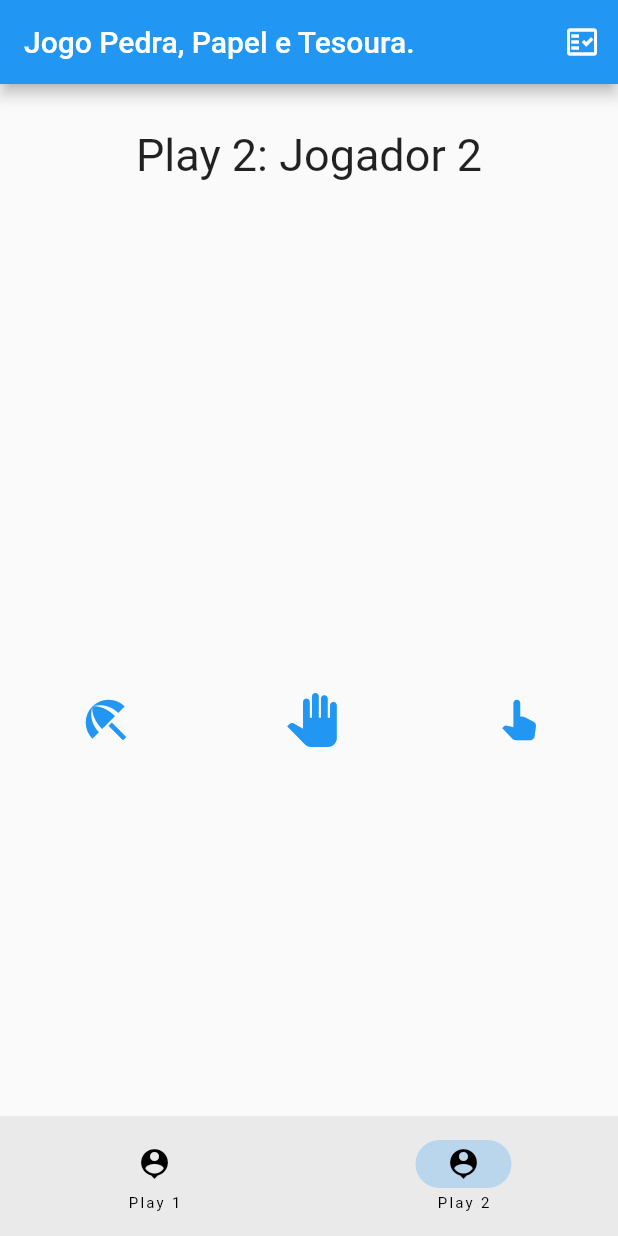
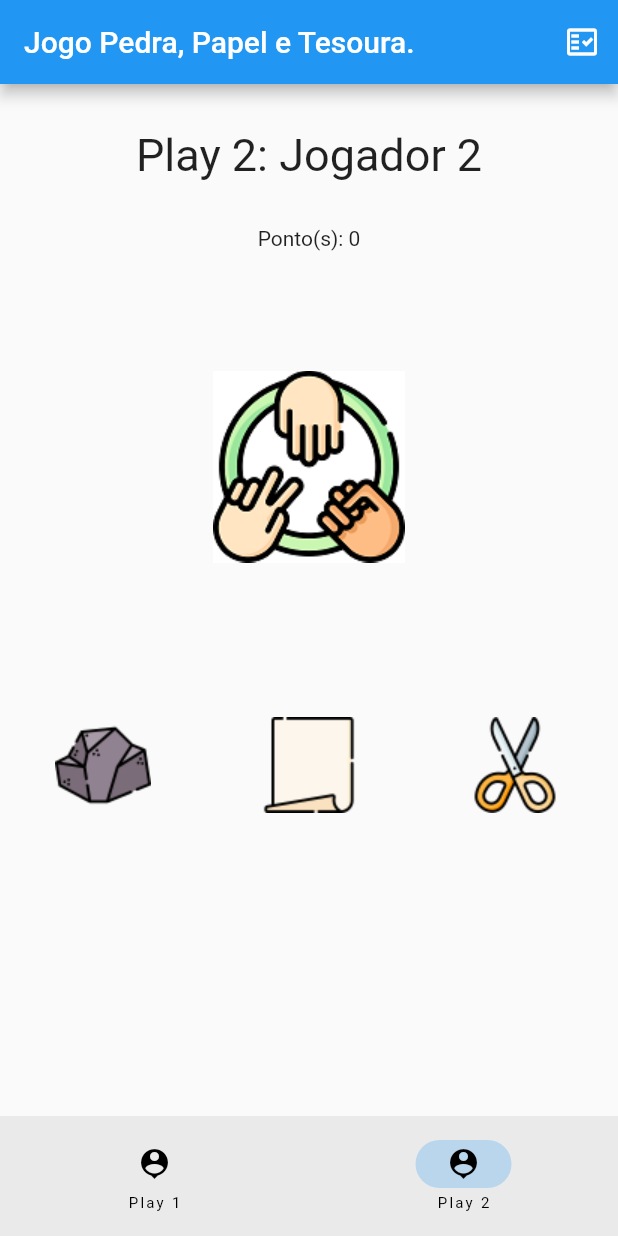
Before and after one commit to stefano2007/JogoPedraPapelTesouraFlutter, a Flutter app: the screen it shows after launch, swiped to page 2, on a phone screen of 412 x 824 dp. Run offline on Flutter 3.47's test engine with Material 2 defaults, Android fonts, the phone set to English and light mode, and no system bars.

```diff
--- /dev/null
+++ b/lib/config.dart
@@ -0,0 +1,5 @@
+const imagemPedra = 'images/pedra.png';
+const imagemPapel = 'images/papel.png';
+const imagemTesoura = 'images/tesoura.png';
+
+const imagemLogoJogo = 'images/logo-jogo.png';
--- a/lib/views/JogoPage.dart
+++ b/lib/views/JogoPage.dart
@@ -1,3 +1,4 @@
+import 'package:contador/config.dart';
 import 'package:contador/models/Jogado.dart';
 import 'package:flutter/material.dart';
 import 'package:provider/provider.dart';
@@ -42,16 +43,16 @@ class _JogoPageState extends State<JogoPage> {
     );
   }
 
-  IconData? ResouverIcone(OpcoesGame? opcao) {
+  Image? ResouverIcone(OpcoesGame? opcao) {
     debugPrint('opcao ${opcao}');
 
     if (opcao == null) return null;
 
-    if (opcao == OpcoesGame.Pedra) return Icons.beach_access;
+    if (opcao == OpcoesGame.Pedra) return Image.asset(imagemPedra);
 
-    if (opcao == OpcoesGame.Papel) return Icons.pan_tool;
+    if (opcao == OpcoesGame.Papel) return Image.asset(imagemPapel);
 
-    if (opcao == OpcoesGame.Tesoura) return Icons.pan_tool_alt;
+    if (opcao == OpcoesGame.Tesoura) return Image.asset(imagemTesoura);
   }
 
   @override
@@ -61,7 +62,9 @@ class _JogoPageState extends State<JogoPage> {
         title: const Text('Jogo Pedra, Papel e Tesoura.'),
         actions: [
           IconButton(
-            onPressed: () => { },
+            onPressed: () => {
+
+            },
             icon: const Icon(Icons.fact_check_outlined),
           ),
         ],
@@ -71,8 +74,8 @@ class _JogoPageState extends State<JogoPage> {
         onPageChanged: updatePage,
         children: [
           Consumer<JogoController>(
-            builder: (context, controller, _) {
-              final jogador1 = controller.jogado1;
+            builder: (context, jogoController, _) {
+              final jogador1 = jogoController.jogado1;
 
               if (jogador1 == null) {
                 return const Center(
@@ -89,14 +92,11 @@ class _JogoPageState extends State<JogoPage> {
                       style: TextStyle(fontSize: 30),
                     ),
                   ),
+                  Text("Ponto(s): ${jogador1.score}"),
                   Padding(
                     padding: EdgeInsets.symmetric(vertical: 80),
                     child: Column(children: [
-                      Icon(
-                        ResouverIcone(jogador1.opcao),
-                        color: Colors.black,
-                        size: 120.0,
-                      ),
+                      ResouverIcone(jogador1.opcao) ?? Image.asset(imagemLogoJogo),
                       Text("${jogador1.opcao ?? ''}",
                         style: TextStyle(fontSize: 20.0),
                       )
@@ -105,42 +105,31 @@ class _JogoPageState extends State<JogoPage> {
                   Row(
                     mainAxisAlignment: MainAxisAlignment.spaceAround,
                     children: <Widget>[
-                      IconButton(
-                        icon: const Icon(
-                          Icons.beach_access,
-                          color: Colors.blue,
-                          size: 36.0,
-                          semanticLabel:
-                              'Text to announce in accessibility modes',
-                        ),
-                        onPressed: () => {
+                      GestureDetector(
+                        child: Image.asset(imagemPedra),
+                        onTap: () => {
                           setState(() {
                             jogador1.setJogada(OpcoesGame.Pedra);
                           }),
+                          changePage(1),
                         },
                       ),
-                      IconButton(
-                        icon: const Icon(
-                          Icons.pan_tool,
-                          color: Colors.blue,
-                          size: 36.0,
-                        ),
-                        onPressed: () => {
+                      GestureDetector(
+                        child: Image.asset(imagemPapel),
+                        onTap: () => {
                           setState(() {
                             jogador1.setJogada(OpcoesGame.Papel);
                           }),
+                          changePage(1),
                         },
                       ),
-                      IconButton(
-                        icon: const Icon(
-                          Icons.pan_tool_alt,
-                          color: Colors.blue,
-                          size: 36.0,
-                        ),
-                        onPressed: () => {
+                      GestureDetector(
+                        child: Image.asset(imagemTesoura),
+                        onTap: () => {
                           setState(() {
                             jogador1.setJogada(OpcoesGame.Tesoura);
                           }),
+                          changePage(1),
                         },
                       ),
                     ],
@@ -150,8 +139,8 @@ class _JogoPageState extends State<JogoPage> {
             },
           ),
           Consumer<JogoController>(
-            builder: (context, controller, _) {
-              final jogador2 = controller.jogado2;
+            builder: (context, jogoController, _) {
+              final jogador2 = jogoController.jogado2;
 
               if (jogador2 == null) {
                 return const Center(
@@ -168,14 +157,11 @@ class _JogoPageState extends State<JogoPage> {
                       style: TextStyle(fontSize: 30),
                     ),
                   ),
+                  Text("Ponto(s): ${jogador2.score}"),
                   Padding(
                       padding: EdgeInsets.symmetric(vertical: 80),
                       child: Column(children: [
-                        Icon(
-                          ResouverIcone(jogador2.opcao),
-                          color: Colors.black,
-                          size: 120.0,
-                        ),
+                        ResouverIcone(jogador2.opcao) ?? Image.asset(imagemLogoJogo),
                         Text("${jogador2.opcao ?? ''}",
                           style: TextStyle(fontSize: 20.0),
                         )
@@ -184,45 +170,34 @@ class _JogoPageState extends State<JogoPage> {
                   Row(
                     mainAxisAlignment: MainAxisAlignment.spaceAround,
                     children: <Widget>[
-                      IconButton(
-                        icon: const Icon(
-                          Icons.beach_access,
-                          color: Colors.blue,
-                          size: 36.0,
-                          semanticLabel:
-                          'Text to announce in accessibility modes',
-                        ),
-                        onPressed: () => {
+                      GestureDetector(
+                        child: Image.asset(imagemPedra),
+                        onTap: () => {
                           setState(() {
                             jogador2.setJogada(OpcoesGame.Pedra);
                           }),
-                        controller.VerificarGanhador(),
+                          jogoController.VerificarGanhador(context),
+                          changePage(0),
                         },
                       ),
-                      IconButton(
-                        icon: const Icon(
-                          Icons.pan_tool,
-                          color: Colors.blue,
-                          size: 36.0,
-                        ),
-                        onPressed: () => {
+                      GestureDetector(
+                        child: Image.asset(imagemPapel),
+                        onTap: () => {
                           setState(() {
                             jogador2.setJogada(OpcoesGame.Papel);
                           }),
-                          controller.VerificarGanhador(),
+                          jogoController.VerificarGanhador(context),
+                          changePage(0),
                         },
                       ),
-                      IconButton(
-                        icon: const Icon(
-                          Icons.pan_tool_alt,
-                          color: Colors.blue,
-                          size: 36.0,
-                        ),
-                        onPressed: () => {
+                      GestureDetector(
+                        child: Image.asset(imagemTesoura),
+                        onTap: () => {
                           setState(() {
                             jogador2.setJogada(OpcoesGame.Tesoura);
                           }),
-                          controller.VerificarGanhador(),
+                          jogoController.VerificarGanhador(context),
+                          changePage(0),
                         },
                       ),
                     ],
```
Also changed, not shown: lib/controllers/JogoController.dart (+25 -2 lines), pubspec.yaml (+5 -3 lines), images/logo-jogo.png (added), images/papel.png (added), images/pedra.png (added), images/tesoura.png (added).
